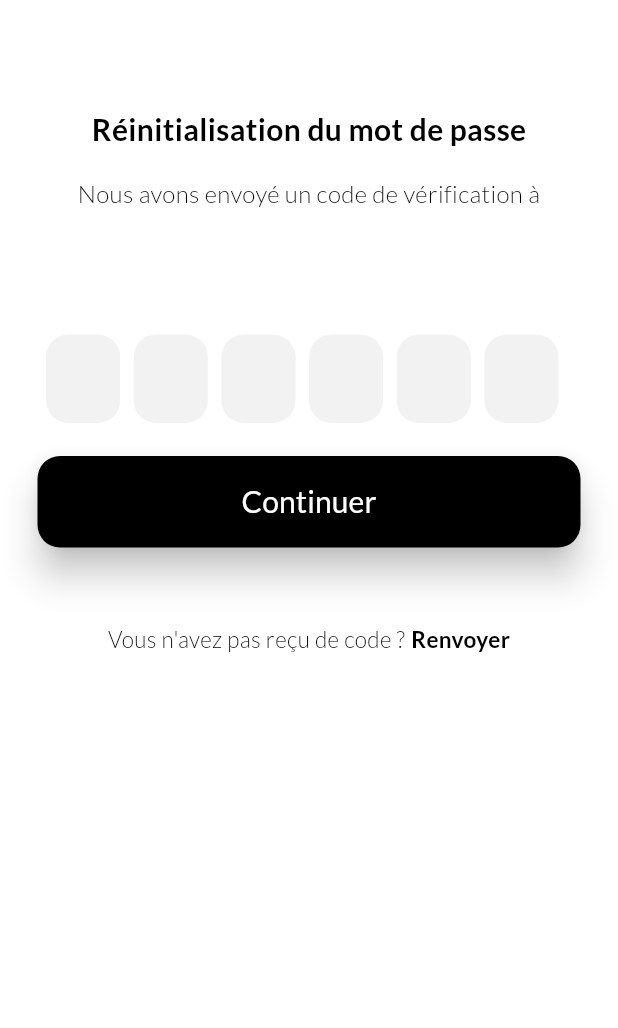
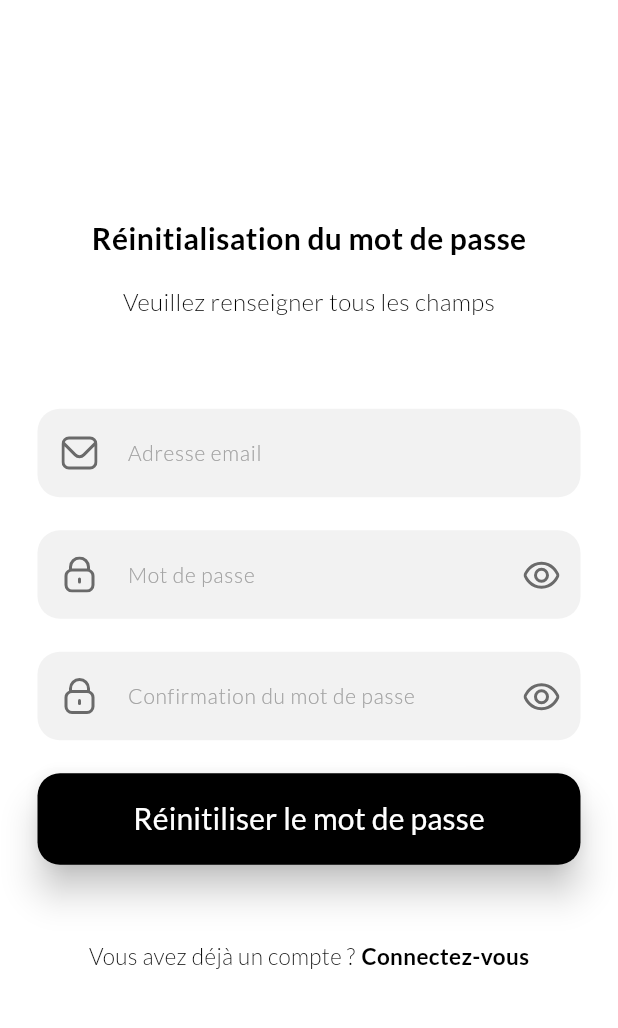
Before and after one commit to pat56-hp/depenses_app, a Flutter app: the ResetPassword screen opened directly with empty values, on a phone screen of 412 x 824 dp, the part 66-1094 px from its top. Run offline on Flutter 3.47's test engine with Material 3 defaults, Android fonts, the phone set to English and light mode, and no system bars; our stand-ins replace cached_network_image, dio, flutter_svg, get, get_storage; accounts and stored records are empty.

Commit message:
Check email, check code, reset password

```diff
--- a/lib/core/routes/api_end_point.dart
+++ b/lib/core/routes/api_end_point.dart
@@ -5,5 +5,6 @@ abstract class ApiEndPoint {
   static const String register = '/register';
   static const String verifyEmail = '/verify/email';
   static const String verifyCode = '/verify/code';
+  static const String resetPassword = '/resetPassword';
   static const String updateProfile = '/profile/update';
 }
--- a/lib/core/routes/routes.dart
+++ b/lib/core/routes/routes.dart
@@ -1,4 +1,5 @@
 import 'package:depenses/core/bindings/binding.dart';
+import 'package:depenses/screens/auth/verify_code.dart';
 import 'package:depenses/screens/home/home.dart';
 import 'package:get/get.dart';
 import 'package:depenses/screens/auth/forgot_password.dart';
@@ -21,6 +22,10 @@ class Routes {
         page: () => const Register(),
         binding: AuthBinding()),
     GetPage(
+        name: '/verify_code',
+        page: () => const VerifyCode(),
+        binding: ForgotBinding()),
+    GetPage(
         name: '/forgot_password',
         page: () => const ForgotPassword(),
         binding: ForgotBinding()),
--- a/lib/main.dart
+++ b/lib/main.dart
@@ -1,4 +1,3 @@
-import 'package:depenses/core/controllers/authController.dart';
 import 'package:depenses/core/routes/routes.dart';
 import 'package:depenses/core/services/api_service.dart';
 import 'package:depenses/screens/onboading/onboading.dart';
--- a/lib/screens/auth/controllers/forgot_controller.dart
+++ b/lib/screens/auth/controllers/forgot_controller.dart
@@ -3,16 +3,27 @@ import 'dart:convert';
 
 import 'package:depenses/core/routes/api_end_point.dart';
 import 'package:depenses/core/services/api_service.dart';
+import 'package:depenses/utils/helper.dart';
 import 'package:dio/dio.dart';
 import 'package:get/get.dart';
 
 class ForgotController extends GetxController {
   final RxBool loading = false.obs;
+  final RxBool loadingCode = false.obs;
+  final RxBool loadingReset = false.obs;
   final RxString userEmailError = ''.obs;
+  final RxString resetEmailError = ''.obs;
+  final RxString resetPasswordError = ''.obs;
+  final RxString resetConfirmationError = ''.obs;
 
   void reset() {
     loading.value = false;
+    loadingCode.value = false;
+    loadingReset.value = false;
     userEmailError.value = '';
+    resetEmailError.value = '';
+    resetPasswordError.value = '';
+    resetConfirmationError.value = '';
   }
 
   @override
@@ -51,11 +62,99 @@ class ForgotController extends GetxController {
       if (response.statusCode == 200) {
         loading.value = false;
 
-        Get.toNamed('/reset_password', arguments: {'email': email});
+        showSnackBarWidget(
+          type: 'success',
+          content:
+              'Le code de réinitialisation a été envoyé à l\'adresse email',
+        );
+        Get.toNamed('/verify_code', arguments: {'email': email});
       }
     } catch (e) {
       loading.value = false;
       print('######## Une erreur inattendue s\'est produite : ' + e.toString());
     }
   }
+
+  //Verification du code envoyé à l'email
+  Future<void> verifyCode({String? email, String? code}) async {
+    loadingCode.value = true;
+
+    await Future.delayed(const Duration(seconds: 1));
+
+    //On verifie si le code n'est pas vide
+    if (code!.isEmpty) {
+      alert('error', "Veuillez renseigner le code reçu par mail");
+      loadingCode.value = false;
+      return;
+    }
+
+    try {
+      final response = await ApiService.post(
+          ApiEndPoint.verifyCode, {'email': email, 'code': code});
+
+      loadingCode.value = false;
+      Get.toNamed('/reset_password', arguments: {'email': email});
+    } catch (e) {
+      loadingCode.value = false;
+      print('######## Une erreur inattendue s\'est produite : ' + e.toString());
+    }
+  }
+
+  //Reinitialisation du code
+  Future<void> resetPassword(
+      {String? email, String? password, String? passwordConfirmation}) async {
+    loadingReset.value = true;
+    await Future.delayed(const Duration(seconds: 1));
+
+    //On verifie si l'adresse email n'est pas vide
+    if (email!.isEmpty) {
+      resetEmailError.value = 'Veuillez renseigner votre adresse email';
+      loadingReset.value = false;
+      return;
+    }
+
+    if (password!.isEmpty) {
+      resetPasswordError.value = 'Veuillez renseigner le nouveau mot de passe';
+      loadingReset.value = false;
+      return;
+    }
+
+    if (passwordConfirmation!.isEmpty) {
+      resetPasswordError.value = 'Veuillez confirmer le nouveau mot de passe';
+      loadingReset.value = false;
+      return;
+    }
+
+    if (passwordConfirmation != password) {
+      resetConfirmationError.value =
+          'Le mot de passe passe n\'est pas conforme';
+      loadingReset.value = false;
+      return;
+    }
+
+    resetEmailError.value = '';
+    resetPasswordError.value = '';
+    resetConfirmationError.value = '';
+
+    try {
+      final response = await ApiService.post(ApiEndPoint.resetPassword, {
+        'email': email,
+        'password': password,
+        'password_confirmation': passwordConfirmation
+      });
+
+      final data = response.data;
+
+      showSnackBarWidget(
+        type: 'success',
+        content: data['message'],
+      );
+      Get.offAllNamed('/login');
+
+      print('######### data : $data');
+    } catch (e) {
+      loadingReset.value = false;
+      print('######## Une erreur inattendue s\'est produite : ' + e.toString());
+    }
+  }
 }
--- a/lib/screens/auth/reset_password.dart
+++ b/lib/screens/auth/reset_password.dart
@@ -1,3 +1,4 @@
+import 'package:depenses/screens/auth/controllers/forgot_controller.dart';
 import 'package:depenses/screens/widgets/button.dart';
 import 'package:depenses/screens/widgets/input_widget.dart';
 import 'package:depenses/utils/colors.dart';
@@ -16,45 +17,43 @@ class ResetPassword extends StatefulWidget {
 
 class _ResetPasswordState extends State<ResetPassword> {
   final int codeLength = 6;
-  late List<TextEditingController> controllers;
-  late List<FocusNode> focusNodes;
+  final ForgotController _forgotController = Get.find<ForgotController>();
+  late TextEditingController _emailController = TextEditingController();
+  late TextEditingController _passwordController = TextEditingController();
+  late TextEditingController _passwordConfirmationController =
+      TextEditingController();
   final arguments = Get.arguments;
+  bool _passwordIsObscure = true;
+  bool _confirmPasswordIsObscure = true;
 
   @override
   void initState() {
     // TODO: implement initState
     super.initState();
-    controllers = List.generate(codeLength, (_) => TextEditingController());
-    focusNodes = List.generate(codeLength, (_) => FocusNode());
+    _emailController.text = arguments['email'];
   }
 
   @override
   void dispose() {
     // TODO: implement dispose
     super.dispose();
-    controllers.forEach((controller) => controller.dispose());
-    focusNodes.forEach((focusNode) => focusNode.dispose());
+    _passwordController.dispose();
+    _passwordConfirmationController.dispose();
   }
 
-  void onTextChanged(String value, int index) {
-    if (value.isNotEmpty && index < codeLength - 1) {
-      focusNodes[index + 1].requestFocus();
-    } else if (value.isEmpty && index > 0) {
-      focusNodes[index - 1].requestFocus();
-    }
-  }
-
-  void onPaste(String pastedText) {
-    for (int i = 0; i < pastedText.length; i++) {
-      controllers[i].text = pastedText[i];
-    }
-    if (pastedText.length == codeLength) {
-      focusNodes.last.requestFocus();
-    }
+  //Envoie des datas pour reinitialisation
+  void sendToReset() {
+    _forgotController.resetPassword(
+      email: arguments['email'],
+      password: _passwordController.text,
+      passwordConfirmation: _passwordConfirmationController.text,
+    );
   }
 
   @override
   Widget build(BuildContext context) {
+    print(arguments['email']);
+
     return GestureDetector(
       onTap: () => FocusScope.of(context).unfocus(),
       child: Scaffold(
@@ -80,66 +79,133 @@ class _ResetPasswordState extends State<ResetPassword> {
         ),
         backgroundColor: AppColor.backgroundColorWhite,
         body: SafeArea(
+          child: Center(
+            child: SingleChildScrollView(
               child: Padding(
                 padding: const EdgeInsets.symmetric(
                     horizontal: AppSize.paddingHorizontal),
                 child: Column(
-              //mainAxisAlignment: MainAxisAlignment.center,
                   children: [
-                spaceHeight(60.0),
                     title(
                         label: 'Réinitialisation du mot de passe',
                         size: AppSize.title),
                     spaceHeight(16.0),
                     subtitle(
-                  label: 'Nous avons envoyé un code de vérification à ',
+                      label: 'Veuillez renseigner tous les champs',
                       extra: {'textAlign': TextAlign.center},
                     ),
-                subtitle(
-                  label: arguments['email'] ?? 'Introuvable',
-                  extra: {
-                    'textAlign': TextAlign.center,
-                    'fontWeight': FontWeight.bold
-                  },
-                ),
                     spaceHeight(60.0),
-                Row(
-                  mainAxisAlignment: MainAxisAlignment.center,
-                  children: List.generate(codeLength, (index) {
-                    return Container(
-                      margin: const EdgeInsets.only(right: 9),
-                      width: MediaQuery.of(context).size.width * 0.12,
-                      child: InputWidget(
-                        hintText: "",
-                        controller: controllers[index],
-                        focusNode: focusNodes[index],
-                        keyboardType: TextInputType.number,
-                        textAlign: TextAlign.center,
-                        maxLength: 1,
-                        onChanged: (value) => onTextChanged(value, index),
-                      ),
+                    Obx(() {
+                      return InputWidget(
+                        controller: _emailController,
+                        hintText: "Adresse email",
+                        prefixIcon: "assets/icons/envelope.svg",
+                        value: arguments['email'] ?? '',
+                        readOnly: true,
+                        clickFunction: () {},
+                        errorText:
+                            _forgotController.resetEmailError.value.isNotEmpty
+                                ? _forgotController.resetEmailError.value
+                                : null,
                       );
                     }),
+                    spaceHeight(22.0),
+                    Stack(
+                      children: [
+                        Obx(() {
+                          return InputWidget(
+                            controller: _passwordController,
+                            hintText: "Mot de passe",
+                            prefixIcon: 'assets/icons/lock.svg',
+                            obscureText: _passwordIsObscure,
+                            errorText: _forgotController
+                                    .resetPasswordError.value.isNotEmpty
+                                ? _forgotController.resetPasswordError.value
+                                : null,
+                          );
+                        }),
+                        Positioned(
+                          top: 18,
+                          right: 14,
+                          child: GestureDetector(
+                            onTap: () {
+                              setState(() {
+                                _passwordIsObscure = !_passwordIsObscure;
+                              });
+                            },
+                            child: SizedBox(
+                              child: SvgPicture.asset(
+                                _passwordIsObscure
+                                    // ignore: dead_code
+                                    ? 'assets/icons/eye.svg'
+                                    : 'assets/icons/low-eye.svg',
+                                color: AppColor.iconColor,
+                              ),
+                            ),
+                          ),
+                        )
+                      ],
+                    ),
+                    spaceHeight(22.0),
+                    Stack(
+                      children: [
+                        Obx(() {
+                          return InputWidget(
+                            controller: _passwordConfirmationController,
+                            hintText: "Confirmation du mot de passe",
+                            prefixIcon: 'assets/icons/lock.svg',
+                            obscureText: _confirmPasswordIsObscure,
+                            errorText: _forgotController
+                                    .resetConfirmationError.value.isNotEmpty
+                                ? _forgotController.resetConfirmationError.value
+                                : null,
+                          );
+                        }),
+                        Positioned(
+                          top: 18,
+                          right: 14,
+                          child: GestureDetector(
+                            onTap: () {
+                              setState(() {
+                                _confirmPasswordIsObscure =
+                                    !_confirmPasswordIsObscure;
+                              });
+                            },
+                            child: SizedBox(
+                              child: SvgPicture.asset(
+                                _confirmPasswordIsObscure
+                                    // ignore: dead_code
+                                    ? 'assets/icons/eye.svg'
+                                    : 'assets/icons/low-eye.svg',
+                                color: AppColor.iconColor,
+                              ),
+                            ),
+                          ),
+                        )
+                      ],
                     ),
                     spaceHeight(22.0),
                     SizedBox(
                       width: double.infinity,
-                  child: ButtonWidget(
-                    label: 'Continuer',
-                    onPressed: () {},
+                      child: Obx(() {
+                        return ButtonWidget(
+                          label: 'Réinitiliser le mot de passe',
+                          onPressed: () => sendToReset(),
                           buttonColor: AppColor.buttonLightColor,
-                  ),
+                          loading: _forgotController.loadingReset.value,
+                        );
+                      }),
                     ),
                     spaceHeight(50.0),
                     Row(mainAxisAlignment: MainAxisAlignment.center, children: [
                       text(
-                      label: 'Vous n\'avez pas reçu de code ?',
+                          label: 'Vous avez déjà un compte ?',
                           extra: {'fontWeight': FontWeight.w300}),
                       spaceWidth(4.0),
                       InkWell(
-                      onTap: () {},
+                          onTap: () => Get.offAllNamed('/login'),
                           child: text(
-                          label: 'Renvoyer',
+                              label: 'Connectez-vous',
                               extra: {'fontWeight': FontWeight.w600}))
                     ])
                   ],
@@ -147,6 +213,8 @@ class _ResetPasswordState extends State<ResetPassword> {
               ),
             ),
           ),
+        ),
+      ),
     );
   }
 }
--- a/lib/utils/helper.dart
+++ b/lib/utils/helper.dart
@@ -97,7 +97,7 @@ void showDialogWidget(String title, String content) {
     confirm: Padding(
       padding: const EdgeInsets.symmetric(horizontal: 8, vertical: 8),
       child: ButtonWidget(
-          label: 'Compris',
+          label: 'Fermer',
           labelSize: AppSize.text,
           verticalPadding: AppSize.buttonWidgetPaddingVertical,
           horizontalPadding: AppSize.buttonWidgetPaddingHorizontal,
@@ -135,7 +135,7 @@ void alert(String type, String content) {
                   extra: {'textAlign': TextAlign.center}),
               spaceHeight(18.0),
               ButtonWidget(
-                  label: 'Compris',
+                  label: 'Fermer',
                   labelSize: AppSize.text,
                   verticalPadding: AppSize.buttonWidgetPaddingVertical,
                   horizontalPadding: AppSize.buttonWidgetPaddingHorizontal,
```
Also changed, not shown: lib/screens/auth/verify_code.dart (added, +182 -0 lines). Lines whose indentation alone changed are shown as unchanged.
